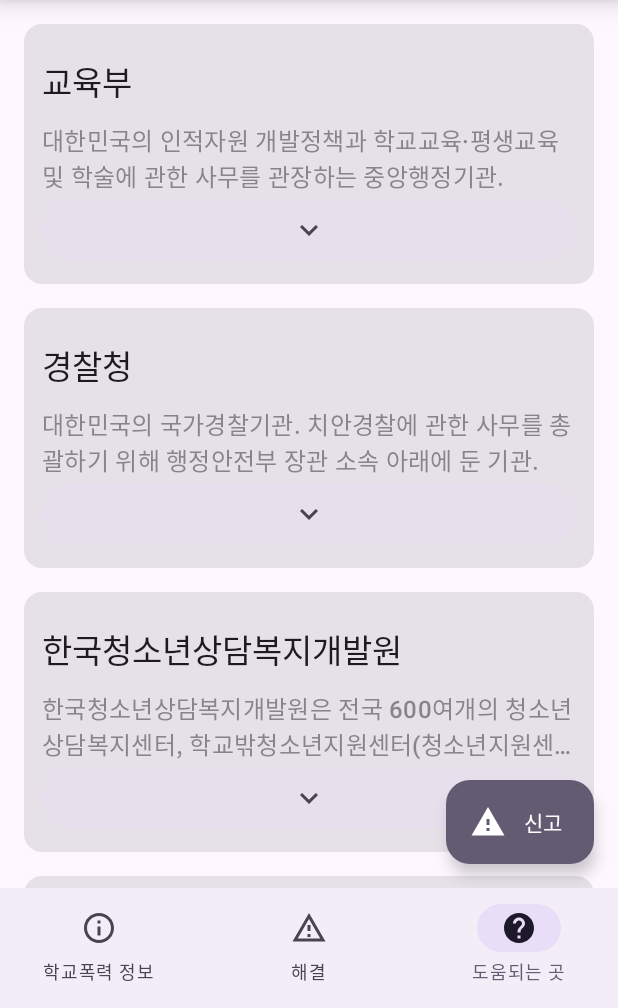
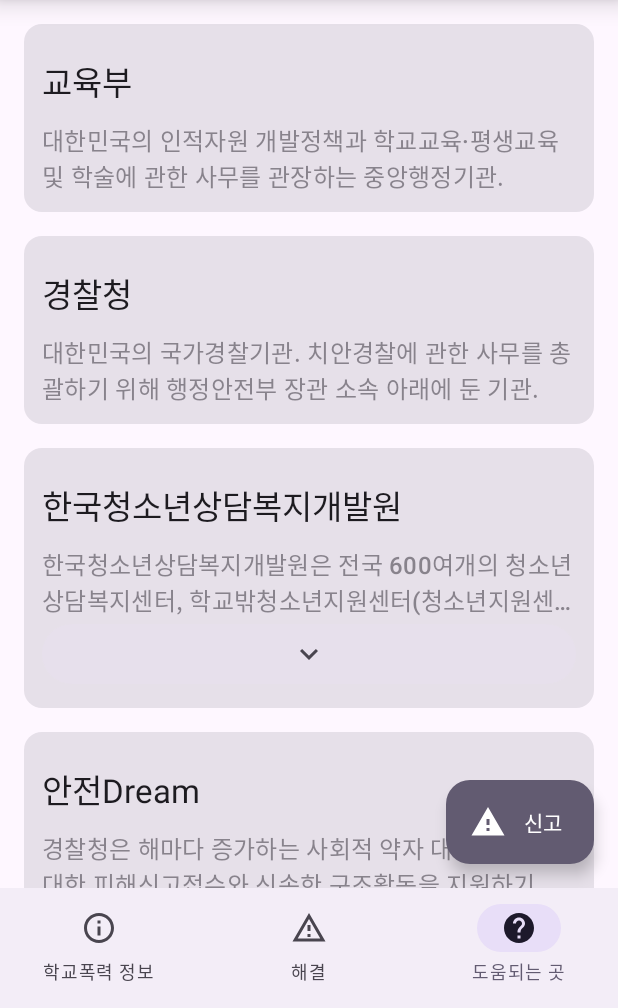
Before and after one commit to error0918/SchoolViolenceBreaker, an Android app built with Jetpack Compose: the screen it shows after launch (MainActivity), item 3 of the bottom bar chosen, on a phone screen of 412 x 824 dp, the part 228-1236 px from its top. Run offline under Robolectric (Android 15) with nearby library versions, the phone set to English and light mode, and no system bars; our stand-ins replace accompanist, constraintlayout-compose; network calls fail; 1 statement that could not run was skipped.

Commit message:
2022/09/12 23:35

```diff
--- a/app/src/main/java/com/taeyeon/schoolviolencebreaker/Helpful.kt
+++ b/app/src/main/java/com/taeyeon/schoolviolencebreaker/Helpful.kt
@@ -7,6 +7,7 @@
 import android.content.Intent
 import android.graphics.BitmapFactory
 import android.net.Uri
+import android.util.TypedValue
 import androidx.compose.foundation.Image
 import androidx.compose.foundation.background
 import androidx.compose.foundation.clickable
@@ -27,6 +28,7 @@
 import androidx.compose.ui.graphics.ImageBitmap
 import androidx.compose.ui.graphics.asImageBitmap
 import androidx.compose.ui.layout.onSizeChanged
+import androidx.compose.ui.platform.LocalContext
 import androidx.compose.ui.platform.LocalDensity
 import androidx.compose.ui.platform.LocalLayoutDirection
 import androidx.compose.ui.res.stringResource
@@ -113,9 +115,9 @@
             Helpful(
                 imageBitmap = getImageFromWeb("https://www.cyber1388.kr:447/images/common/logo_renew.png"),
                 imageBitmapBackground = Color.White,
-                title = "전청소년사이버상담센터",
+                title = "청소년사이버상담센터",
                 description = """
-                     전청소년사이버상담센터는 지난 10여 년간 수십만 명의 청소년들과 함께 아래와 같이 성장해 왔습니다. 1999년, PC 보급과 인터넷 발전이라는 시대적 상황에 발맞춰 우리나라 사이버상담의 일대 도약의 문을 열게 되었습니다. 2011년, 청소년사이버상담센터의 개소로 보다 많은 청소년들이 이용할 수 있도록 접근성을 높였으며, 최근에는 누리소통망(SNS)의 확산과 비대면 일상생활의 사회적 현상을 고려한 찾아가는 상담(사이버아웃리치)과 카카오톡 및 문자 메시지상담까지 확대 운영하고 있습니다.
+                     청소년사이버상담센터는 지난 10여 년간 수십만 명의 청소년들과 함께 아래와 같이 성장해 왔습니다. 1999년, PC 보급과 인터넷 발전이라는 시대적 상황에 발맞춰 우리나라 사이버상담의 일대 도약의 문을 열게 되었습니다. 2011년, 청소년사이버상담센터의 개소로 보다 많은 청소년들이 이용할 수 있도록 접근성을 높였으며, 최근에는 누리소통망(SNS)의 확산과 비대면 일상생활의 사회적 현상을 고려한 찾아가는 상담(사이버아웃리치)과 카카오톡 및 문자 메시지상담까지 확대 운영하고 있습니다.
                 """.trimIndent(),
                 link = "https://www.cyber1388.kr:447"
             ),
@@ -188,7 +190,9 @@
                     .height(IntrinsicSize.Min)
                     .clickable {
                         val intent = Intent(Intent.ACTION_VIEW, Uri.parse(link))
-                        Core.getActivity().startActivity(intent)
+                        Core
+                            .getActivity()
+                            .startActivity(intent)
                     }
             )
         ) {
@@ -219,7 +223,7 @@
                         contentDescription = imageBitmapDescription,
                         modifier = Modifier
                             .fillMaxWidth()
-                            .height(with (LocalDensity.current) { imageWidth.toDp() / 3 })
+                            .height(with(LocalDensity.current) { imageWidth.toDp() / 3 })
                             .constrainAs(image) {
                                 top.linkTo(parent.top)
                                 start.linkTo(parent.start)
@@ -229,7 +233,8 @@
                                 imageWidth = intSize.width
                             }
                             .background(
-                                color = imageBitmapBackground ?: MaterialTheme.colorScheme.onSurface.copy(alpha = 0.1f),
+                                color = imageBitmapBackground
+                                    ?: MaterialTheme.colorScheme.onSurface.copy(alpha = 0.1f),
                                 shape = MaterialTheme.shapes.medium
                             )
                             .padding(5.dp)
@@ -246,12 +251,17 @@
                         }
                 )
 
+                var didOverflowHeight by remember { mutableStateOf(false) }
+
                 Text(
                     text = description,
                     style = MaterialTheme.typography.titleMedium,
                     color = MaterialTheme.colorScheme.onSurfaceVariant.copy(alpha = 0.6f),
                     maxLines = if (textMoreSee) 100 else 2,
                     overflow = TextOverflow.Ellipsis,
+                    onTextLayout = { textLayoutResult ->
+                        didOverflowHeight = textLayoutResult.didOverflowHeight
+                    },
                     modifier = Modifier
                         .constrainAs(descriptionText) {
                             top.linkTo(titleText.bottom, margin = 10.dp)
@@ -259,6 +269,7 @@
                         }
                 )
 
+                if (didOverflowHeight || textMoreSee) {
                     Button(
                         onClick = { textMoreSee = !textMoreSee },
                         contentPadding = PaddingValues(),
@@ -275,9 +286,12 @@
                     ) {
                         Icon(
                             imageVector = if (textMoreSee) Icons.Filled.KeyboardArrowUp else Icons.Filled.KeyboardArrowDown,
-                        contentDescription = if (textMoreSee) stringResource(id = R.string.close) else stringResource(id = R.string.open),
+                            contentDescription = if (textMoreSee) stringResource(id = R.string.close) else stringResource(
+                                id = R.string.open
+                            ),
                             modifier = Modifier.fillMaxWidth()
                         )
+                    }
                 }
 
             }
--- a/app/src/main/java/com/taeyeon/schoolviolencebreaker/LicenseActivity.kt
+++ b/app/src/main/java/com/taeyeon/schoolviolencebreaker/LicenseActivity.kt
@@ -7,6 +7,7 @@
 import android.net.Uri
 import android.os.Build
 import android.os.Bundle
+import android.util.TypedValue
 import android.window.OnBackInvokedDispatcher
 import androidx.activity.ComponentActivity
 import androidx.activity.OnBackPressedCallback
@@ -26,6 +27,7 @@
 import androidx.compose.ui.Modifier
 import androidx.compose.ui.draw.shadow
 import androidx.compose.ui.graphics.RectangleShape
+import androidx.compose.ui.platform.LocalDensity
 import androidx.compose.ui.res.stringResource
 import androidx.compose.ui.unit.dp
 import androidx.compose.ui.zIndex
@@ -160,7 +162,7 @@
                         tint = MaterialTheme.colorScheme.onSurface,
                         modifier = Modifier
                             .size(
-                                MaterialTheme.typography.labelMedium.fontSize.value.dp
+                                LocalDensity.current.run { MaterialTheme.typography.labelMedium.fontSize.toPx().toDp() }
                                         + ButtonDefaults.TextButtonContentPadding.calculateTopPadding()
                                         + ButtonDefaults.TextButtonContentPadding.calculateBottomPadding()
                             )
```
Lines whose indentation alone changed are shown as unchanged.
